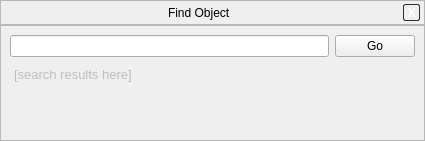
519984307/stellarium_src, file src/gui/searchDialogGui.ui: the form before one commit.
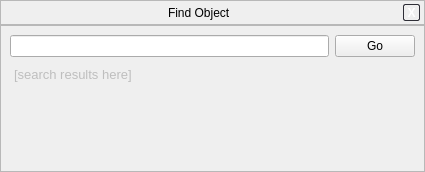
The form after the commit. Icons and pictures are not drawn. Custom widgets are drawn as their Qt base class.

Commit message: Re-saved UI files to make sure stylesheets are NOT marked for translation.

Patch:
```diff
--- a/src/gui/searchDialogGui.ui
+++ b/src/gui/searchDialogGui.ui
@@ -6,7 +6,7 @@
     <x>0</x>
     <y>0</y>
     <width>425</width>
-    <height>141</height>
+    <height>172</height>
    </rect>
   </property>
   <property name="sizePolicy" >
@@ -285,8 +285,8 @@
          <string>&lt;!DOCTYPE HTML PUBLIC "-//W3C//DTD HTML 4.0//EN" "http://www.w3.org/TR/REC-html40/strict.dtd">
 &lt;html>&lt;head>&lt;meta name="qrichtext" content="1" />&lt;style type="text/css">
 p, li { white-space: pre-wrap; }
-&lt;/style>&lt;/head>&lt;body style=" font-family:'DejaVu Sans'; font-size:10pt; font-weight:400; font-style:normal;">
-&lt;p style=" margin-top:0px; margin-bottom:0px; margin-left:0px; margin-right:0px; -qt-block-indent:0; text-indent:0px;">[search results here]&lt;/p>&lt;/body>&lt;/html></string>
+&lt;/style>&lt;/head>&lt;body style=" font-family:'DejaVu Sans'; font-size:11pt; font-weight:400; font-style:normal;">
+&lt;p style=" margin-top:0px; margin-bottom:0px; margin-left:0px; margin-right:0px; -qt-block-indent:0; text-indent:0px; font-size:10pt;">[search results here]&lt;/p>&lt;/body>&lt;/html></string>
         </property>
         <property name="textInteractionFlags" >
          <set>Qt::TextSelectableByKeyboard|Qt::TextSelectableByMouse</set>
```
The commit also changes 4 other files.
